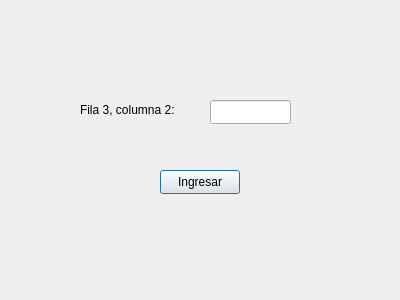
The window that Interfaz/token.ui (Los-Pollitos/PI-Redes-Sistemas-Operativos) describes before a commit, drawn with Qt 5.
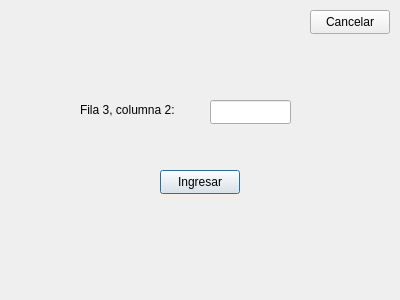
The same window after the commit.

Commit message: cerrar en token

```diff
--- a/Interfaz/token.ui
+++ b/Interfaz/token.ui
@@ -49,6 +49,19 @@
     <string>Ingresar</string>
    </property>
   </widget>
+  <widget class="QPushButton" name="cancel_button">
+   <property name="geometry">
+    <rect>
+     <x>310</x>
+     <y>10</y>
+     <width>80</width>
+     <height>24</height>
+    </rect>
+   </property>
+   <property name="text">
+    <string>Cancelar</string>
+   </property>
+  </widget>
  </widget>
  <resources/>
  <connections/>
```
The commit also changes 2 other files.
